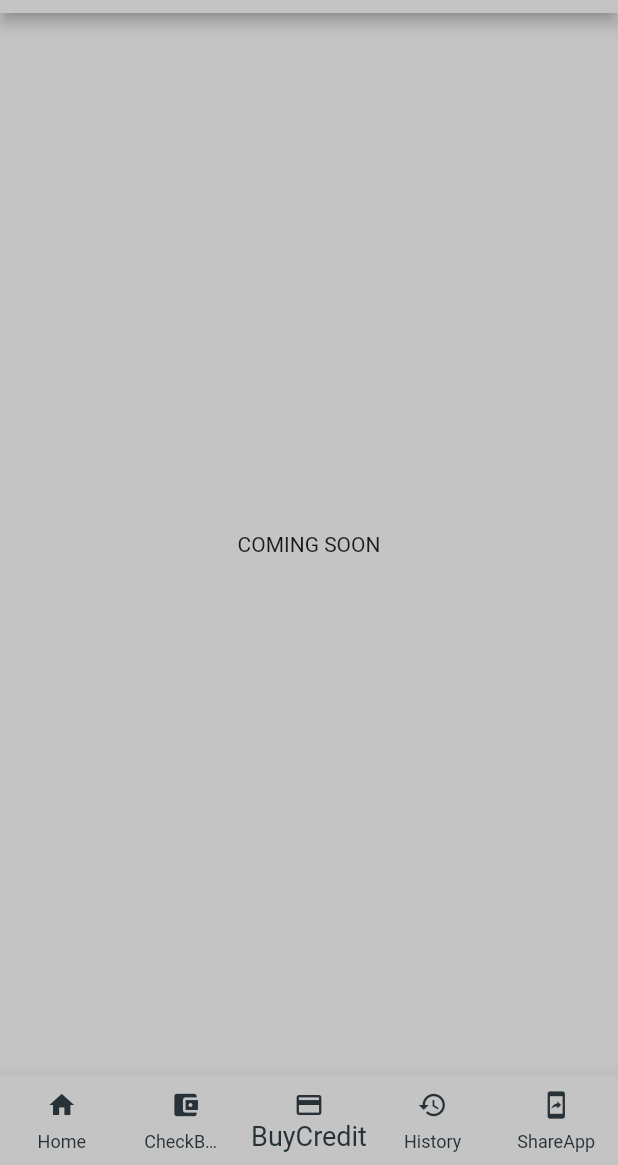
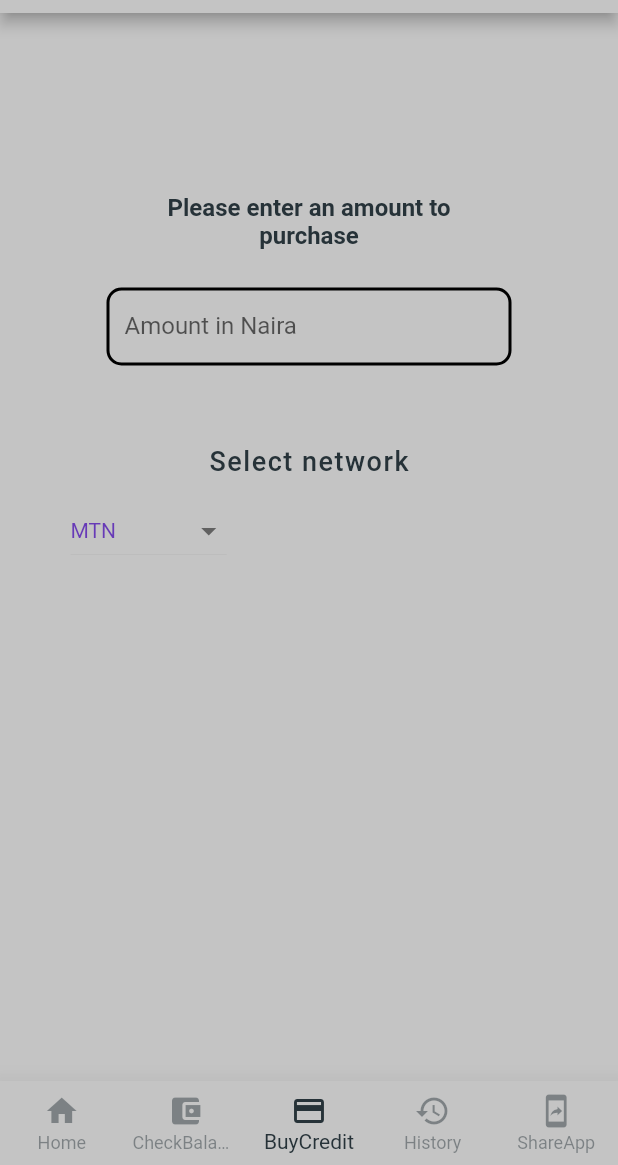
Before and after one commit to Mash-hood/scodar-App, a Flutter app: the screen it shows after launch, item 3 of the bottom bar chosen, on a phone screen of 412 x 824 dp, the part 71-1236 px from its top. Run offline on Flutter 3.47's test engine with Material 2 defaults, Android fonts, the phone set to English and light mode, and no system bars.

Commit message:
additions to code, buycredit composition ongoing

```diff
--- a/lib/constants.dart
+++ b/lib/constants.dart
@@ -6,3 +6,4 @@ const kBoldTextStyle = TextStyle(
     fontSize: 16.0, fontWeight: FontWeight.bold, color: Color(0xFF263238));
 
 const kPrimaryColor = Color(0xFF263238);
+const kBlue = Color(0xFFABC1D6);
--- a/lib/screens/buyCredit.dart
+++ b/lib/screens/buyCredit.dart
@@ -1,8 +1,74 @@
 import 'package:flutter/material.dart';
+import 'package:scodar_app/socdar_theme.dart';
+import 'package:scodar_app/widgets/text-Field.dart';
 
-class BuyCredit extends StatelessWidget {
+class BuyCredit extends StatefulWidget {
+  @override
+  State<BuyCredit> createState() => _BuyCreditState();
+}
+
+class _BuyCreditState extends State<BuyCredit> {
+  final controllerAmount = TextEditingController();
+  String selectedNetwork = "MTN";
+
+  @override
+  void dispose() {
+    // Clean up the controllers when the widget is disposed.
+    controllerAmount.dispose();
+    super.dispose();
+  }
+
   @override
   Widget build(BuildContext context) {
-    return Container(child: const Center(child: Text("COMING SOON")));
+    return SafeArea(
+      child: Center(
+        child: Column(
+          mainAxisAlignment: MainAxisAlignment.start,
+          crossAxisAlignment: CrossAxisAlignment.center,
+          children: <Widget>[
+            const SizedBox(height: 120),
+            Text("Please enter an amount to \npurchase",
+                style: ScodarTheme.secondaryTextTheme.headline3,
+                textAlign: TextAlign.center),
+            const SizedBox(height: 25),
+            SizedBox(
+              height: 52,
+              width: 270,
+              child: TextFieldWidget(
+                  label: "Amount in Naira", cont: controllerAmount),
+            ),
+            const SizedBox(height: 53),
+            Text("Select network",
+                style: ScodarTheme.secondaryTextTheme.bodyText1),
+            const SizedBox(height: 12),
+            Row(
+              children: [
+                SizedBox(width: 47),
+                DropdownButton<String>(
+                  value: selectedNetwork,
+                  icon: const Icon(Icons.arrow_drop_down_outlined),
+                  elevation: 16,
+                  style: const TextStyle(color: Colors.deepPurple),
+                  //   underline: Container(height: 2, color: Colors.deepPurpleAccent,),
+                  onChanged: (String? newValue) {
+                    setState(() {
+                      selectedNetwork = newValue!;
+                    });
+                  },
+                  hint: const Text("Pick network"),
+                  items: <String>['MTN', 'Globacom', 'Airtel', '9mobile']
+                      .map<DropdownMenuItem<String>>((String value) {
+                    return DropdownMenuItem<String>(
+                      value: value,
+                      child: Text(value),
+                    );
+                  }).toList(),
+                ),
+              ],
+            ),
+          ],
+        ),
+      ),
+    );
   }
 }
--- a/lib/screens/home.dart
+++ b/lib/screens/home.dart
@@ -119,10 +119,8 @@ class _MyHomePageState extends State<MyHomePage> {
         type: BottomNavigationBarType.fixed,
         backgroundColor: ScodarTheme.kPrimaryColor,
         elevation: 15,
-        unselectedItemColor: ScodarTheme.kSecondaryColor,
+        unselectedItemColor: ScodarTheme.kSecondaryColorDeem,
         selectedItemColor: ScodarTheme.kSecondaryColor,
-        iconSize: 20, //check if okay
-        selectedFontSize: 18,
         currentIndex: _presentIndex,
         onTap: _onTappingItem,
         items: const <BottomNavigationBarItem>[
--- a/lib/socdar_theme.dart
+++ b/lib/socdar_theme.dart
@@ -4,6 +4,8 @@ class ScodarTheme {
   static const kPrimaryColor = Color(0xFFC4C4C4);
 
   static const kSecondaryColor = Color(0xFF263238);
+
+  static const kSecondaryColorDeem = Color(0x75263238);
 
   static TextTheme secondaryTextTheme = const TextTheme(
     bodyText1: TextStyle(
--- /dev/null
+++ b/lib/widgets/text-Field.dart
@@ -0,0 +1,36 @@
+import 'package:flutter/material.dart';
+import 'package:flutter/services.dart';
+
+// This is for constructing the TextFields
+
+class TextFieldWidget extends StatelessWidget {
+  const TextFieldWidget(
+      {Key? key,
+      @required this.label,
+      @required this.cont,
+      this.validator = false})
+      : super(key: key);
+
+  final String? label;
+  final TextEditingController? cont;
+  final bool validator;
+
+  @override
+  Widget build(BuildContext context) {
+    return TextField(
+      keyboardType: TextInputType.number,
+      inputFormatters: [FilteringTextInputFormatter.digitsOnly],
+      style: const TextStyle(color: Colors.black, fontSize: 16),
+      decoration: InputDecoration(
+        errorText: validator ? "Required" : null,
+        labelText: label,
+        enabledBorder: const OutlineInputBorder(
+            borderRadius: BorderRadius.all(
+              Radius.circular(10.0),
+            ),
+            borderSide: BorderSide(color: Colors.black, width: 2)),
+      ),
+      controller: cont,
+    );
+  }
+}
```
